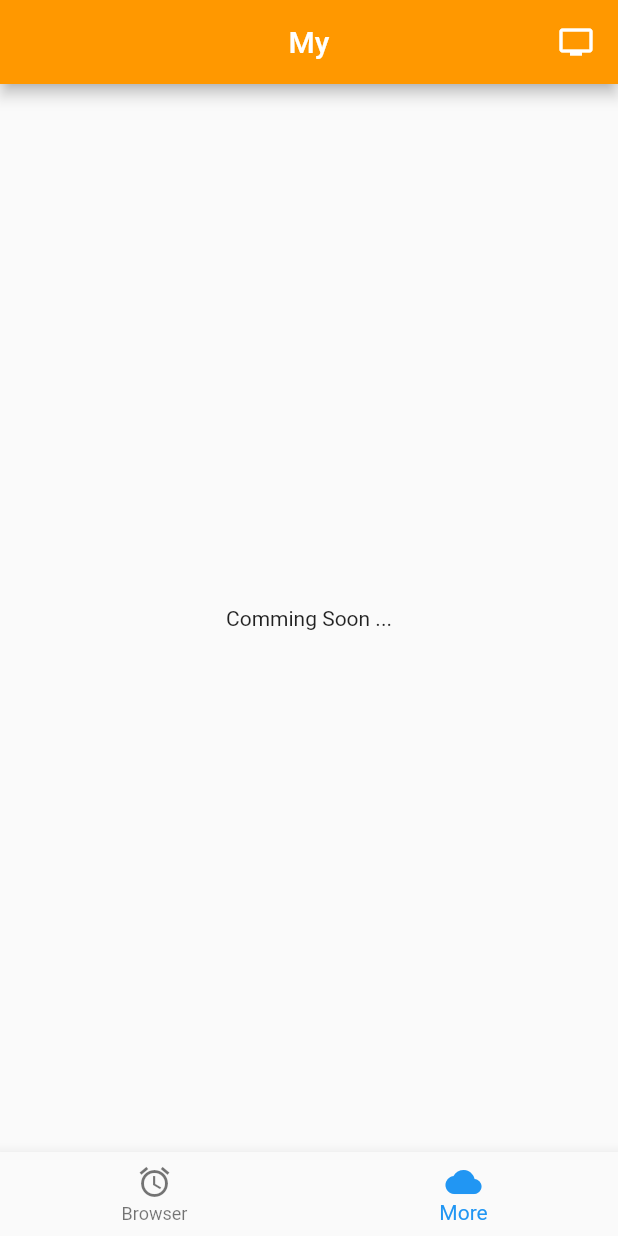
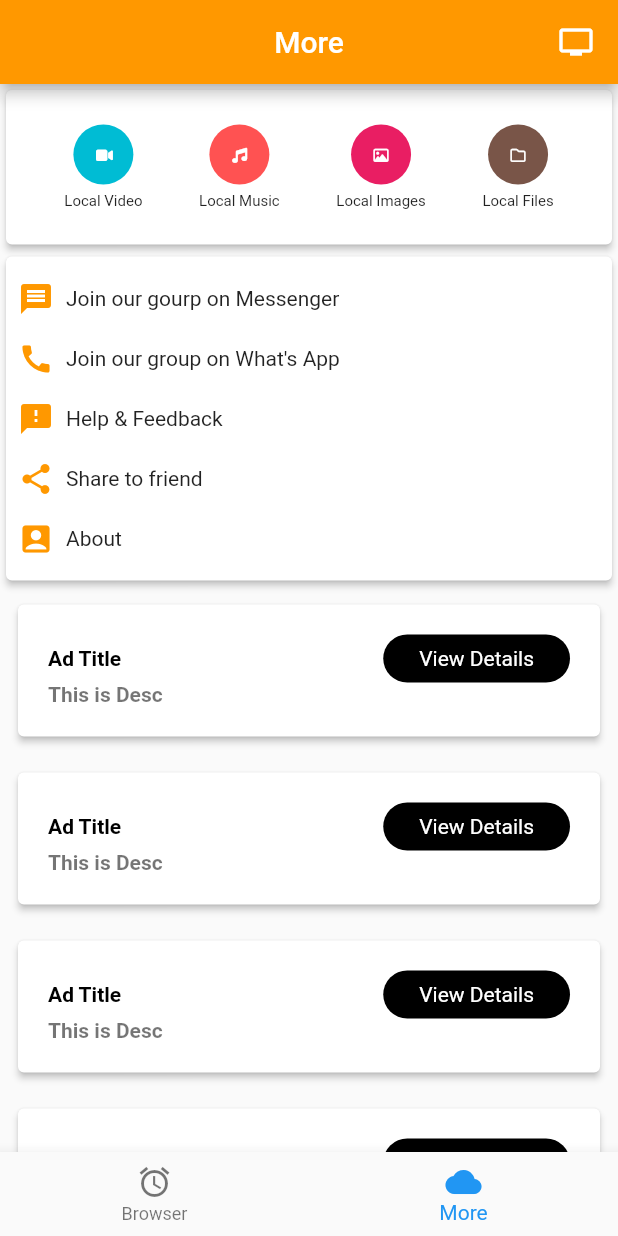
Before and after one commit to xxnjdlys/flutter_cast_classic, a Flutter app: the screen it shows after launch, item 2 of the bottom bar chosen, on a phone screen of 412 x 824 dp. Run offline on Flutter 3.47's test engine with Material 2 defaults, Android fonts, the phone set to English and light mode, and no system bars; our stand-ins replace font_awesome_flutter; Roboto replaces fonts that are missing (Raleway).

Commit message:
copy quick cast UI by flutter.

```diff
--- a/lib/ui/page/dashboard/dashboard.dart
+++ b/lib/ui/page/dashboard/dashboard.dart
@@ -112,8 +112,63 @@ class DashboardPageState extends State<DashboardPage>
   Size deviceSize;
   int _currentIndex = 0;
 
-  BottomNavigationBarType _type = BottomNavigationBarType.fixed;
+  final BottomNavigationBarType _type = BottomNavigationBarType.fixed;
   List<NavigationIconView> _navigationViews;
+  FocusScopeNode _searchFieldFocus;
+
+  @override
+  void initState() {
+    super.initState();
+
+    _searchFieldFocus = FocusScopeNode();
+
+    _navigationViews = <NavigationIconView>[
+      new NavigationIconView(
+        icon: const Icon(Icons.access_alarm),
+        title: 'Browser',
+//        color: Colors.deepPurple,
+        vsync: this,
+      ),
+      new NavigationIconView(
+        activeIcon: const Icon(Icons.cloud),
+        icon: const Icon(Icons.cloud_queue),
+        title: 'More',
+//        color: Colors.teal,
+        vsync: this,
+      ),
+//      new NavigationIconView(
+//        activeIcon: new CustomIcon(),
+//        icon: new CustomInactiveIcon(),
+//        title: 'Box',
+//        color: Colors.deepOrange,
+//        vsync: this,
+//      ),
+    ];
+
+    for (NavigationIconView view in _navigationViews)
+      view.controller.addListener(_rebuild);
+
+    _navigationViews[_currentIndex].controller.value = 1.0;
+  }
+
+  @override
+  void didUpdateWidget(DashboardPage oldWidget) {
+    // TODO: implement didUpdateWidget
+    super.didUpdateWidget(oldWidget);
+  }
+
+  @override
+  void reassemble() {
+    // TODO: implement reassemble
+    super.reassemble();
+  }
+
+  @override
+  void dispose() {
+    for (NavigationIconView view in _navigationViews) view.controller.dispose();
+    _searchFieldFocus.detach();
+    super.dispose();
+  }
 
   Widget appBarColumn(BuildContext context) => SafeArea(
         child: Padding(
@@ -281,17 +336,109 @@ class DashboardPageState extends State<DashboardPage>
             // Here we take the value from the MyHomePage object that was created by
             // the App.build method, and use it to set our appbar title.
             title: new Text(
-            "My",
+              "More",
               style: TextStyle(
                 fontFamily: UIData.ralewayFont,
                 color: Colors.white,
               ),
             ),
           ),
-        body: new Center(
-          child: new Text("Comming Soon ..."),
+          body: SingleChildScrollView(
+            child: new Column(
+              children: <Widget>[
+                Card(
+                    elevation: 2.0,
+                    child: Padding(
+                      padding: const EdgeInsets.symmetric(
+                          horizontal: 0.0, vertical: 8.0),
+                      child: DashboardMenuRow(
+                        firstIcon: FontAwesomeIcons.video,
+                        firstLabel: "Local Video",
+                        firstIconCircleColor: Colors.cyan,
+                        secondIcon: FontAwesomeIcons.music,
+                        secondLabel: "Local Music",
+                        secondIconCircleColor: Colors.redAccent,
+                        thirdIcon: FontAwesomeIcons.image,
+                        thirdLabel: "Local Images",
+                        thirdIconCircleColor: Colors.pink,
+                        fourthIcon: FontAwesomeIcons.folder,
+                        fourthLabel: "Local Files",
+                        fourthIconCircleColor: Colors.brown,
                       ),
-      ));
+                    )),
+                Card(
+                    elevation: 2.0,
+                    child: Padding(
+                      padding: const EdgeInsets.symmetric(
+                          horizontal: 0.0, vertical: 8.0),
+                      child: Column(
+                        children: <Widget>[
+                          normalOptionItem(
+                            Icon(
+                              Icons.message,
+                              color: Colors.orange,
+                            ),
+                            "Join our gourp on Messenger",
+                          ),
+                          normalOptionItem(
+                            Icon(
+                              Icons.call,
+                              color: Colors.orange,
+                            ),
+                            "Join our group on What's App",
+                          ),
+                          normalOptionItem(
+                            Icon(
+                              Icons.feedback,
+                              color: Colors.orange,
+                            ),
+                            "Help & Feedback",
+                          ),
+                          normalOptionItem(
+                            Icon(
+                              Icons.share,
+                              color: Colors.orange,
+                            ),
+                            "Share to friend",
+                          ),
+                          normalOptionItem(
+                            Icon(
+                              Icons.account_box,
+                              color: Colors.orange,
+                            ),
+                            "About",
+                          ),
+                        ],
+                      ),
+                    )),
+                normalCard(),
+                normalCard(),
+                normalCard(),
+                normalCard(),
+                normalCard(),
+                normalCard(),
+              ],
+            ),
+          )));
+
+  Widget normalOptionItem(Icon icon, String text) => Padding(
+        padding: const EdgeInsets.all(8.0),
+        child: Row(
+          children: <Widget>[
+            icon,
+            Padding(
+              padding:
+                  const EdgeInsets.symmetric(horizontal: 8.0, vertical: 0.0),
+              child: Text(
+                text,
+                style: TextStyle(
+                  fontSize: 14.0,
+                ),
+              ),
+            ),
+          ],
+        ),
+      );
 
   Widget normalCard() => Padding(
         padding: const EdgeInsets.all(8.0),
@@ -373,44 +520,6 @@ class DashboardPageState extends State<DashboardPage>
         ),
       );
 
-  @override
-  void initState() {
-    super.initState();
-    _navigationViews = <NavigationIconView>[
-      new NavigationIconView(
-        icon: const Icon(Icons.access_alarm),
-        title: 'Browser',
-//        color: Colors.deepPurple,
-        vsync: this,
-      ),
-      new NavigationIconView(
-        activeIcon: const Icon(Icons.cloud),
-        icon: const Icon(Icons.cloud_queue),
-        title: 'More',
-//        color: Colors.teal,
-        vsync: this,
-      ),
-//      new NavigationIconView(
-//        activeIcon: new CustomIcon(),
-//        icon: new CustomInactiveIcon(),
-//        title: 'Box',
-//        color: Colors.deepOrange,
-//        vsync: this,
-//      ),
-    ];
-
-    for (NavigationIconView view in _navigationViews)
-      view.controller.addListener(_rebuild);
-
-    _navigationViews[_currentIndex].controller.value = 1.0;
-  }
-
-  @override
-  void dispose() {
-    for (NavigationIconView view in _navigationViews) view.controller.dispose();
-    super.dispose();
-  }
-
   void _rebuild() {
     setState(() {
       // Rebuild in order to animate views.
```
Also changed, not shown: 2 other files. Lines whose indentation alone changed are shown as unchanged.
